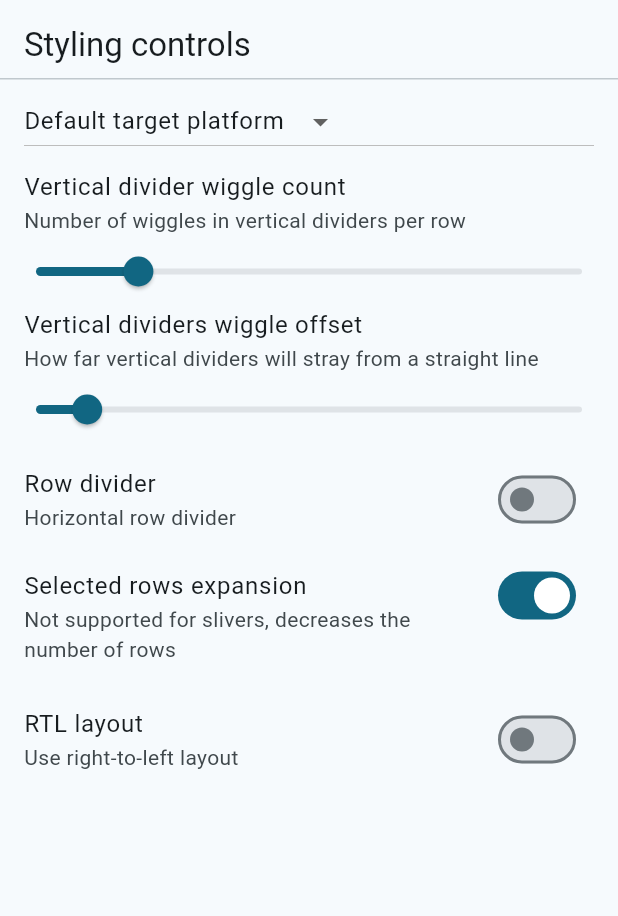
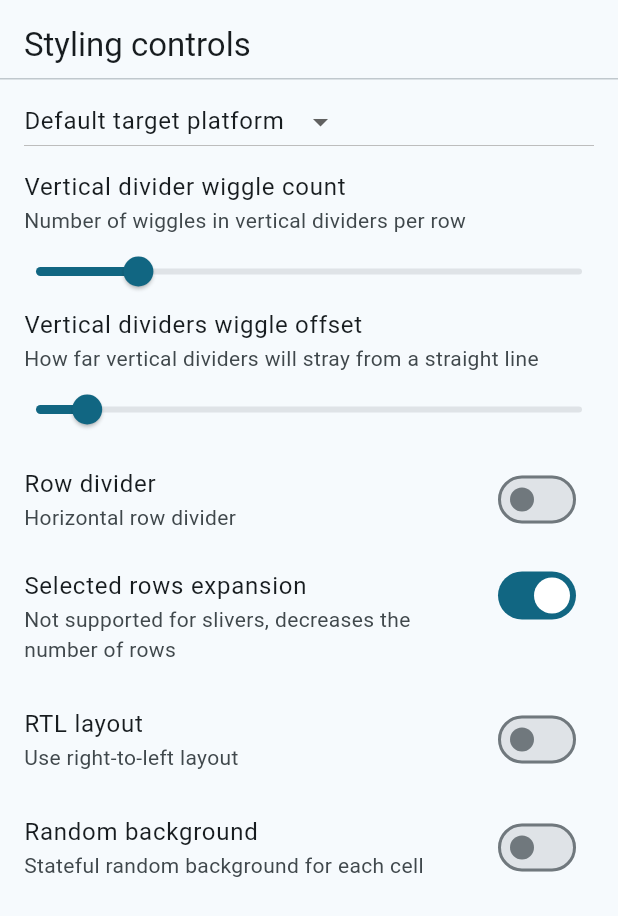
Before and after one commit to NikolayNIK/material_table_view_demo, a Flutter app: the DemoStylingControls widget shown alone on an empty page, opened directly with empty values, on a phone screen of 412 x 824 dp. Shown: the top 916 px of the screen. Run offline on Flutter 3.47's test engine with Material 3 defaults, Android fonts, the phone set to English and light mode, and no system bars; our stand-ins replace yaml; missing offline and left inert: material_table_view.

Commit message:
Add stateful random background styling option

```diff
--- a/lib/style_controls.dart
+++ b/lib/style_controls.dart
@@ -10,6 +10,7 @@ class DemoStylingController with ChangeNotifier {
   final lineDividerEnabled = ValueNotifier<bool>(false);
   final useRTL = ValueNotifier<bool>(false);
   final doExpansion = ValueNotifier<bool>(true);
+  final statefulRandomBackground = ValueNotifier<bool>(false);
 
   DemoStylingController() {
     verticalDividerWiggleCount.addListener(notifyListeners);
@@ -17,6 +18,7 @@ class DemoStylingController with ChangeNotifier {
     lineDividerEnabled.addListener(notifyListeners);
     useRTL.addListener(notifyListeners);
     doExpansion.addListener(notifyListeners);
+    statefulRandomBackground.addListener(notifyListeners);
   }
 
   TableViewStyle get tableViewStyle => TableViewStyle(
@@ -37,6 +39,7 @@ class DemoStylingController with ChangeNotifier {
     lineDividerEnabled.removeListener(notifyListeners);
     useRTL.removeListener(notifyListeners);
     doExpansion.removeListener(notifyListeners);
+    statefulRandomBackground.removeListener(notifyListeners);
     super.dispose();
   }
 }
@@ -281,6 +284,22 @@ class DemoStylingControls extends StatelessWidget {
               onChanged: (value) => controller.useRTL.value = value,
             ),
           ),
+          ListenableBuilder(
+            listenable: controller.statefulRandomBackground,
+            builder: (context, child) => SwitchListTile.adaptive(
+              title: Text(
+                maxLines: 1,
+                'Random background',
+              ),
+              subtitle: Text(
+                maxLines: 2,
+                'Stateful random background for each cell',
+              ),
+              value: controller.statefulRandomBackground.value,
+              onChanged: (value) =>
+                  controller.statefulRandomBackground.value = value,
+            ),
+          ),
         ],
       ),
     );
```
Also changed, not shown: lib/main.dart (+12 -3 lines), lib/stateful_random_background.dart (added, +37 -0 lines).
